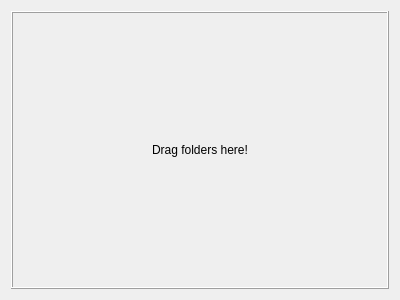
This is sample/interface.ui in henryborchers/sample_grabbags_gui as Qt 5 draws it before an edit. The edited form follows.
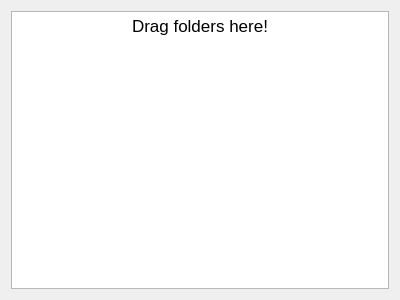
This is the edited form.

Commit message: use text browser widget

Patch:
```diff
--- a/sample/interface.ui
+++ b/sample/interface.ui
@@ -24,21 +24,13 @@
   </property>
   <layout class="QVBoxLayout" name="verticalLayout">
    <item>
-    <widget class="QLabel" name="label">
-     <property name="acceptDrops">
-      <bool>true</bool>
-     </property>
-     <property name="frameShape">
-      <enum>QFrame::Box</enum>
-     </property>
-     <property name="frameShadow">
-      <enum>QFrame::Raised</enum>
-     </property>
-     <property name="text">
-      <string>Drag folders here!</string>
-     </property>
-     <property name="alignment">
-      <set>Qt::AlignCenter</set>
+    <widget class="QTextBrowser" name="consoleText">
+     <property name="html">
+      <string>&lt;!DOCTYPE HTML PUBLIC &quot;-//W3C//DTD HTML 4.0//EN&quot; &quot;http://www.w3.org/TR/REC-html40/strict.dtd&quot;&gt;
+&lt;html&gt;&lt;head&gt;&lt;meta name=&quot;qrichtext&quot; content=&quot;1&quot; /&gt;&lt;meta charset=&quot;utf-8&quot; /&gt;&lt;style type=&quot;text/css&quot;&gt;
+p, li { white-space: pre-wrap; }
+&lt;/style&gt;&lt;/head&gt;&lt;body style=&quot; font-family:'.AppleSystemUIFont'; font-size:13pt; font-weight:400; font-style:normal;&quot;&gt;
+&lt;p align=&quot;center&quot; style=&quot; margin-top:0px; margin-bottom:0px; margin-left:0px; margin-right:0px; -qt-block-indent:0; text-indent:0px;&quot;&gt;Drag folders here!&lt;/p&gt;&lt;/body&gt;&lt;/html&gt;</string>
      </property>
     </widget>
    </item>
```
The commit also changes 1 other file.
